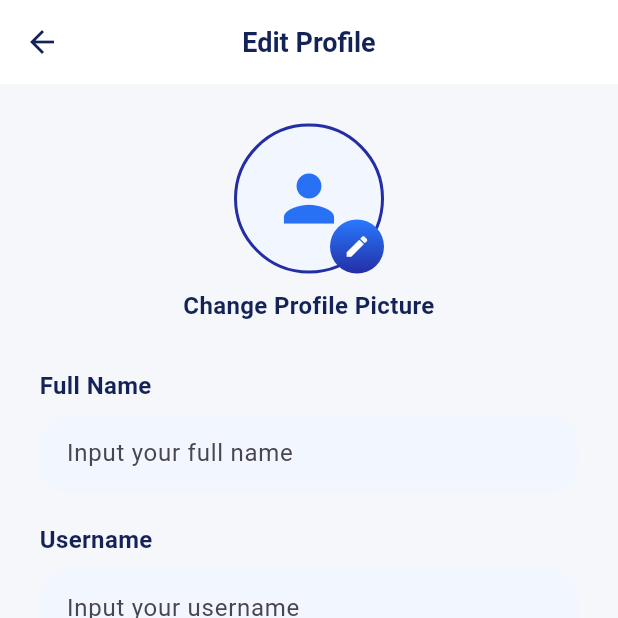
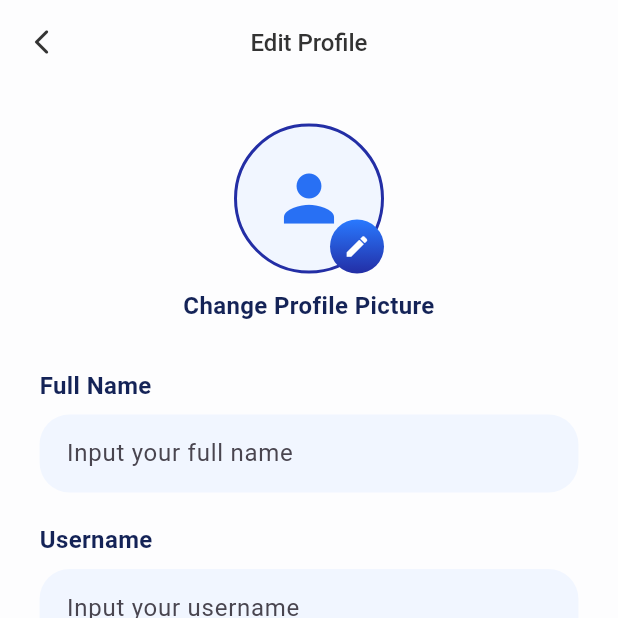
Before and after one commit to galihtra/turun, a Flutter app: the ProfileEditScreen screen opened directly, on a phone screen of 412 x 824 dp, the top half of it. Run offline on Flutter 3.47's test engine with Material 3 defaults, Android fonts, the phone set to English and light mode, and no system bars; our stand-ins replace flutter_colorpicker, flutter_dotenv, flutter_easyloading, flutter_screenutil, flutter_svg, fluttertoast and 10 more; accounts and stored records are empty; project files that could hold a hidden picture were left out.

Commit message:
change background profile edit

```diff
--- a/lib/pages/profile/pages/profile_edit_screen.dart
+++ b/lib/pages/profile/pages/profile_edit_screen.dart
@@ -9,6 +9,7 @@ import 'package:provider/provider.dart';
 import 'package:turun/app/app_dialog.dart';
 import 'package:turun/app/app_logger.dart';
 import 'package:turun/app/extensions.dart';
+import 'package:turun/base_widgets/appbar/custom_appbar.dart';
 import 'package:turun/base_widgets/button/gradient_button.dart';
 import 'package:turun/base_widgets/image/custom_image_profile.dart';
 import 'package:turun/base_widgets/text_field/custom_text_form_field.dart';
@@ -130,8 +131,7 @@ class _ProfileEditScreenState extends State<ProfileEditScreen> {
                 _imageNotifier.value = null;
                 _isUsingExistingAvatar = true;
               });
-              AppLogger.info(
-                  LogLabel.provider, 'User restored current avatar');
+              AppLogger.info(LogLabel.provider, 'User restored current avatar');
             },
           ),
         ],
@@ -168,7 +168,8 @@ class _ProfileEditScreenState extends State<ProfileEditScreen> {
           _imageNotifier.value = File(pickedFile.path);
           _isUsingExistingAvatar = false;
         });
-        AppLogger.info(LogLabel.provider, 'User selected new avatar from gallery');
+        AppLogger.info(
+            LogLabel.provider, 'User selected new avatar from gallery');
       }
     } catch (e) {
       if (mounted) {
@@ -191,7 +192,8 @@ class _ProfileEditScreenState extends State<ProfileEditScreen> {
           _imageNotifier.value = File(pickedFile.path);
           _isUsingExistingAvatar = false;
         });
-        AppLogger.info(LogLabel.provider, 'User selected new avatar from camera');
+        AppLogger.info(
+            LogLabel.provider, 'User selected new avatar from camera');
       }
     } catch (e) {
       if (mounted) {
@@ -288,9 +290,11 @@ class _ProfileEditScreenState extends State<ProfileEditScreen> {
 
           if (avatarUrl != null) {
             updates['avatar_url'] = avatarUrl;
-            AppLogger.success(LogLabel.provider, 'Avatar uploaded successfully');
+            AppLogger.success(
+                LogLabel.provider, 'Avatar uploaded successfully');
           } else {
-            AppLogger.warning(LogLabel.provider, 'Avatar upload failed, continuing without update');
+            AppLogger.warning(LogLabel.provider,
+                'Avatar upload failed, continuing without update');
           }
         }
       }
@@ -321,20 +325,14 @@ class _ProfileEditScreenState extends State<ProfileEditScreen> {
   @override
   Widget build(BuildContext context) {
     return Scaffold(
-      backgroundColor: const Color(0xFFF5F7FA),
-      appBar: AppBar(
-        backgroundColor: Colors.white,
+      backgroundColor: AppColors.white,
+      appBar: IosAppBar(
+        title: "Edit Profile",
+        backgroundColor: AppColors.white,
         elevation: 0,
-        leading: IconButton(
-          icon: const Icon(Icons.arrow_back, color: AppColors.deepBlue),
-          onPressed: () => Navigator.pop(context),
-        ),
-        title: Text(
-          'Edit Profile',
-          style: AppStyles.title3SemiBold.copyWith(
-            color: AppColors.deepBlue,
-          ),
-        ),
+        onBackTap: () {
+          Navigator.pop(context);
+        },
         centerTitle: true,
       ),
       body: SingleChildScrollView(
@@ -490,7 +488,8 @@ class _ProfileEditScreenState extends State<ProfileEditScreen> {
                       color: AppColors.blueDark,
                     ),
                     onTap: () async {
-                      final selected = await AppBottomSheet.showCustomBottomSheet(
+                      final selected =
+                          await AppBottomSheet.showCustomBottomSheet(
                         context,
                         children: [
                           GenderSelectionItem(
```
